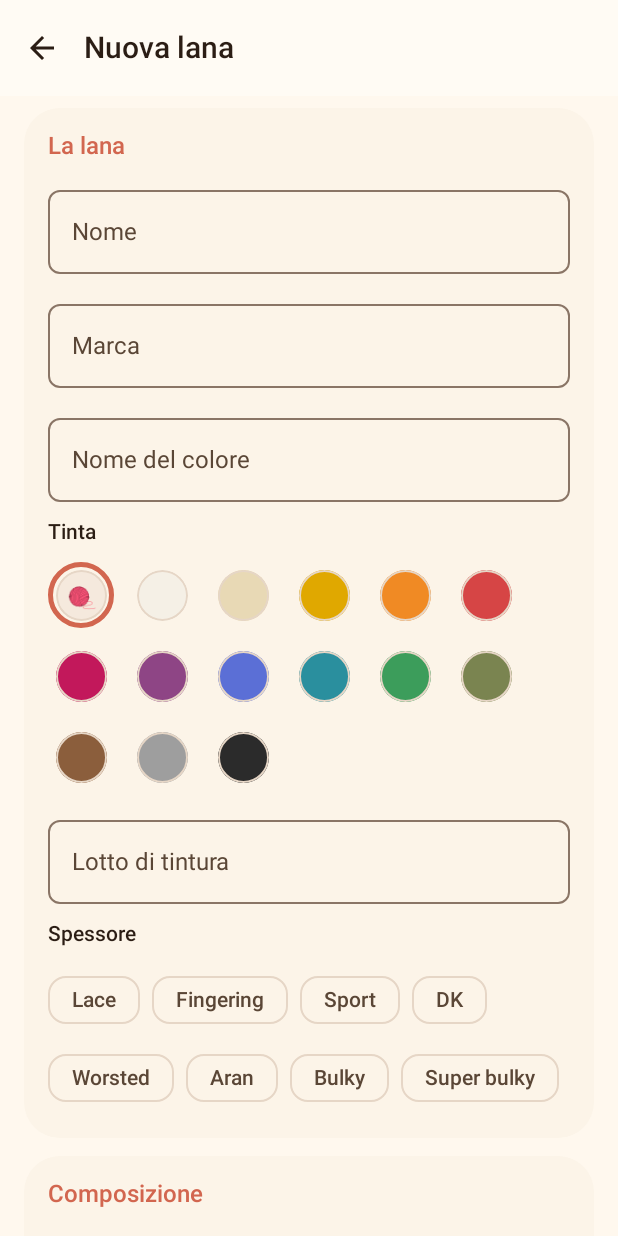
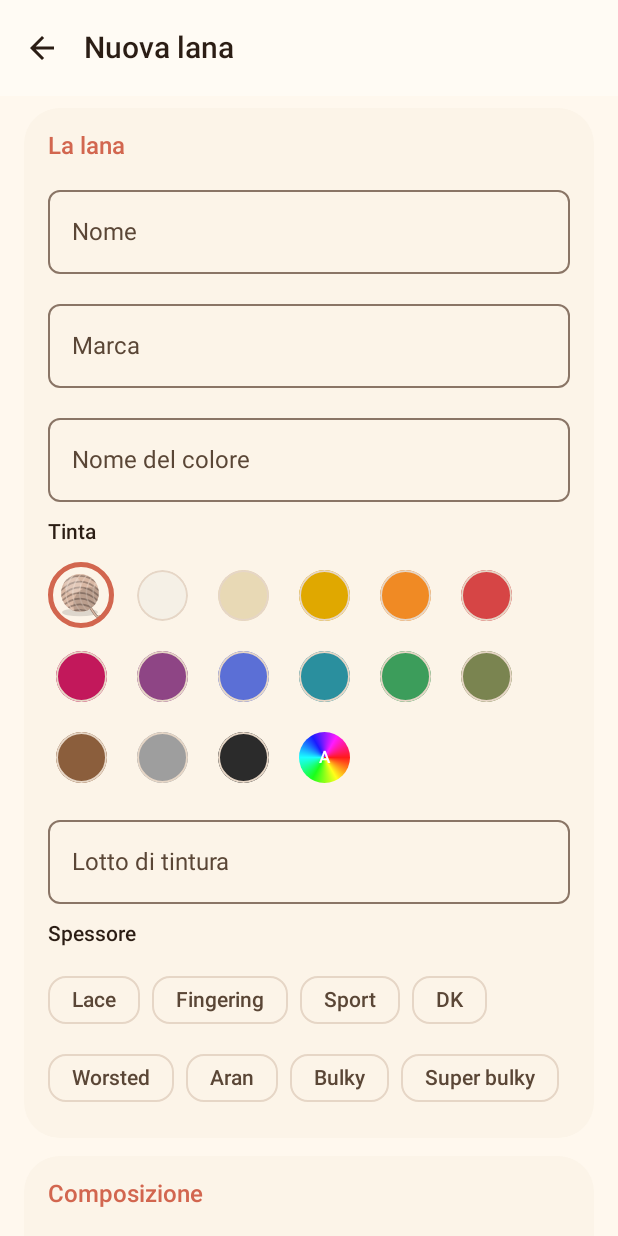
Before and after one commit to MarKco/Majon, an Android app built with Jetpack Compose: the composable YarnEditScreen shown on its own in the app's theme, on a phone screen of 412 x 824 dp. Run offline under Robolectric (Android 15) with nearby library versions, the phone set to English and light mode, and no system bars; our stand-ins replace Dagger/Hilt's generated code, Material 3 Expressive styles (plain Material 3 is drawn); 2 statements that could not run were skipped.

Commit message:
Custom yarn colour picker, hand-drawn yarn ball, new project opens on its detail
- 'Other' colour in the yarn editor opens a continuous picker (hue,
  saturation, brightness) with a live preview; HSV maths is pure and tested.
- A hand-drawn yarn ball, tinted with the yarn's colour, replaces the emoji.
- After creating a project the app opens its detail instead of the list.

Co-Authored-By: Claude Sonnet 5.5 <noreply@anthropic.com>

```diff
--- a/app/src/main/java/com/ilsecondodasinistra/majon/domain/model/Stash.kt
+++ b/app/src/main/java/com/ilsecondodasinistra/majon/domain/model/Stash.kt
@@ -146,3 +146,40 @@ fun formatDecimalInput(value: Double): String {
     val decimals = if (frac % 10 == 0) "${frac / 10}" else frac.toString().padStart(2, '0')
     return "$whole.$decimals"
 }
+
+/** Opaque ARGB from hue (degrees, wraps), saturation and value (0..1). */
+fun hsvToArgb(hue: Float, saturation: Float, value: Float): Int {
+    val h = ((hue % 360f) + 360f) % 360f
+    val s = saturation.coerceIn(0f, 1f)
+    val v = value.coerceIn(0f, 1f)
+    val c = v * s
+    val x = c * (1f - kotlin.math.abs((h / 60f) % 2f - 1f))
+    val m = v - c
+    val (r, g, b) = when {
+        h < 60f -> Triple(c, x, 0f)
+        h < 120f -> Triple(x, c, 0f)
+        h < 180f -> Triple(0f, c, x)
+        h < 240f -> Triple(0f, x, c)
+        h < 300f -> Triple(x, 0f, c)
+        else -> Triple(c, 0f, x)
+    }
+    fun ch(f: Float) = ((f + m) * 255f).roundToInt().coerceIn(0, 255)
+    return (0xFF shl 24) or (ch(r) shl 16) or (ch(g) shl 8) or ch(b)
+}
+
+/** Hue (degrees), saturation and value (0..1) of an ARGB colour; the alpha is ignored. */
+fun argbToHsv(argb: Int): Triple<Float, Float, Float> {
+    val r = ((argb shr 16) and 0xFF) / 255f
+    val g = ((argb shr 8) and 0xFF) / 255f
+    val b = (argb and 0xFF) / 255f
+    val max = maxOf(r, g, b)
+    val min = minOf(r, g, b)
+    val d = max - min
+    val h = when {
+        d == 0f -> 0f
+        max == r -> 60f * (((g - b) / d) % 6f)
+        max == g -> 60f * ((b - r) / d + 2f)
+        else -> 60f * ((r - g) / d + 4f)
+    }
+    return Triple(if (h < 0f) h + 360f else h, if (max == 0f) 0f else d / max, max)
+}
--- /dev/null
+++ b/app/src/main/java/com/ilsecondodasinistra/majon/ui/components/YarnBall.kt
@@ -0,0 +1,69 @@
+package com.ilsecondodasinistra.majon.ui.components
+
+import androidx.compose.foundation.Canvas
+import androidx.compose.foundation.layout.size
+import androidx.compose.runtime.Composable
+import androidx.compose.ui.Modifier
+import androidx.compose.ui.geometry.Offset
+import androidx.compose.ui.geometry.Size
+import androidx.compose.ui.graphics.Color
+import androidx.compose.ui.graphics.Path
+import androidx.compose.ui.graphics.StrokeCap
+import androidx.compose.ui.graphics.drawscope.clipPath
+import androidx.compose.ui.graphics.drawscope.Stroke
+import androidx.compose.ui.graphics.lerp
+import androidx.compose.ui.unit.Dp
+import androidx.compose.ui.unit.dp
+
+/**
+ * A ball of yarn drawn by hand: round, wrapped in crossing strands (a darker and a lighter shade of [color]),
+ * a soft highlight, a shadow below and a loose end trailing off.
+ */
+@Composable
+fun YarnBall(color: Color, modifier: Modifier = Modifier, size: Dp = 56.dp) {
+    Canvas(modifier.size(size)) {
+        val s = this.size.minDimension
+        val c = Offset(s * 0.47f, s * 0.45f)
+        val r = s * 0.37f
+        val dark = lerp(color, Color.Black, 0.28f)
+        val light = lerp(color, Color.White, 0.35f)
+
+        // Shadow on the table
+        drawOval(Color.Black.copy(alpha = 0.12f), topLeft = Offset(c.x - r * 0.95f, c.y + r * 0.82f), size = Size(r * 1.9f, r * 0.42f))
+
+        // The tail first, so the ball sits over its start
+        val tail = Path().apply {
+            moveTo(c.x + r * 0.55f, c.y + r * 0.78f)
+            cubicTo(c.x + r * 0.9f, c.y + r * 1.25f, s * 0.78f, s * 0.98f, s * 0.97f, s * 0.86f)
+        }
+        drawPath(tail, dark, style = Stroke(width = s * 0.05f, cap = StrokeCap.Round))
+        drawPath(tail, color, style = Stroke(width = s * 0.028f, cap = StrokeCap.Round))
+
+        drawCircle(color, radius = r, center = c)
+
+        val ball = Path().apply { addOval(androidx.compose.ui.geometry.Rect(c, r)) }
+        clipPath(ball) {
+            // Strands wrapping around, bending one way...
+            for (i in -4..4) {
+                val shift = i * r * 0.30f
+                val strand = Path().apply {
+                    moveTo(c.x - r * 1.1f, c.y + shift + r * 0.55f)
+                    quadraticTo(c.x, c.y + shift - r * 0.55f, c.x + r * 1.1f, c.y + shift + r * 0.55f)
+                }
+                drawPath(strand, dark.copy(alpha = 0.75f), style = Stroke(width = s * 0.034f, cap = StrokeCap.Round))
+            }
+            // ...and crossing them the other way
+            for (i in -3..3) {
+                val shift = i * r * 0.36f
+                val strand = Path().apply {
+                    moveTo(c.x + shift + r * 0.5f, c.y - r * 1.1f)
+                    quadraticTo(c.x + shift - r * 0.55f, c.y, c.x + shift + r * 0.5f, c.y + r * 1.1f)
+                }
+                drawPath(strand, light.copy(alpha = 0.55f), style = Stroke(width = s * 0.026f, cap = StrokeCap.Round))
+            }
+            // Roundness: a soft light from the top left and a shade at the bottom right
+            drawCircle(Color.White.copy(alpha = 0.22f), radius = r * 0.45f, center = Offset(c.x - r * 0.38f, c.y - r * 0.42f))
+            drawCircle(Color.Black.copy(alpha = 0.14f), radius = r * 0.9f, center = Offset(c.x + r * 0.55f, c.y + r * 0.6f))
+        }
+    }
+}
--- a/app/src/main/java/com/ilsecondodasinistra/majon/ui/editproject/EditProjectScreen.kt
+++ b/app/src/main/java/com/ilsecondodasinistra/majon/ui/editproject/EditProjectScreen.kt
@@ -58,14 +58,15 @@ import com.ilsecondodasinistra.majon.ui.theme.toColor
 @Composable
 fun EditProjectScreen(
     onBack: () -> Unit,
-    onSaved: () -> Unit,
+    /** Called with the project's id once saved; the flag tells whether it was just created. */
+    onSaved: (projectId: Long, isNew: Boolean) -> Unit,
     viewModel: EditProjectViewModel = hiltViewModel(),
 ) {
     val form by viewModel.form.collectAsStateWithLifecycle()
     val savedEvent by viewModel.savedEvent.collectAsStateWithLifecycle()
 
     LaunchedEffect(savedEvent) {
-        if (savedEvent != null) onSaved()
+        savedEvent?.let { id -> onSaved(id, !form.isEditing) }
     }
 
     Scaffold(
--- a/app/src/main/java/com/ilsecondodasinistra/majon/ui/stash/StashComponents.kt
+++ b/app/src/main/java/com/ilsecondodasinistra/majon/ui/stash/StashComponents.kt
@@ -67,19 +67,27 @@ fun needleSizeText(needle: Needle): String =
     needle.sizeMm?.let { stringResource(R.string.diagram_needles, formatMillimeters(it, decimalSeparator())) }
         ?: stringResource(R.string.needle_unknown_size)
 
-/** A round colour dot (the yarn's colour), or a neutral ring when no colour is set. */
+/**
+ * The yarn's colour: a little ball of yarn in that colour (a neutral one when no colour is set), or, with [flat],
+ * a plain round swatch (used for the choices in the colour picker).
+ */
 @Composable
-fun ColorDot(argb: Int?, size: Dp = 40.dp, modifier: Modifier = Modifier) {
-    val outline = MaterialTheme.colorScheme.outlineVariant
-    Box(
-        modifier
-            .size(size)
-            .clip(CircleShape)
-            .background(if (argb != null) Color(argb) else MaterialTheme.colorScheme.surfaceVariant)
-            .border(1.dp, outline, CircleShape),
-        contentAlignment = Alignment.Center,
-    ) {
-        if (argb == null) Text("🧶", style = MaterialTheme.typography.titleMedium)
+fun ColorDot(argb: Int?, size: Dp = 40.dp, modifier: Modifier = Modifier, flat: Boolean = false) {
+    if (flat && argb != null) {
+        Box(
+            modifier
+                .size(size)
+                .clip(CircleShape)
+                .background(Color(argb))
+                .border(1.dp, MaterialTheme.colorScheme.outlineVariant, CircleShape),
+        )
+    } else {
+        // Without a colour: a warm neutral, so the ball still reads as yarn
+        com.ilsecondodasinistra.majon.ui.components.YarnBall(
+            color = if (argb != null) Color(argb) else Color(0xFFD9B8A4),
+            modifier = modifier,
+            size = size,
+        )
     }
 }
 
--- a/app/src/main/java/com/ilsecondodasinistra/majon/ui/stash/YarnEditScreen.kt
+++ b/app/src/main/java/com/ilsecondodasinistra/majon/ui/stash/YarnEditScreen.kt
@@ -5,6 +5,7 @@ import androidx.activity.compose.rememberLauncherForActivityResult
 import androidx.activity.result.PickVisualMediaRequest
 import androidx.activity.result.contract.ActivityResultContracts
 import androidx.compose.foundation.Image
+import androidx.compose.foundation.background
 import androidx.compose.foundation.border
 import androidx.compose.foundation.clickable
 import androidx.compose.foundation.layout.Arrangement
@@ -82,6 +83,17 @@ fun YarnEditScreen(
     val scope = androidx.compose.runtime.rememberCoroutineScope()
 
     LaunchedEffect(viewModel) { viewModel.saved.collect { onSaved() } }
+    var showPicker by androidx.compose.runtime.saveable.rememberSaveable { androidx.compose.runtime.mutableStateOf(false) }
+    if (showPicker) {
+        ColorPickerDialog(
+            initialArgb = form.colorArgb,
+            onDismiss = { showPicker = false },
+            onConfirm = { argb ->
+                viewModel.update { it.copy(colorArgb = argb) }
+                showPicker = false
+            },
+        )
+    }
 
     // The picked picture is copied into the app's own storage, so it survives the source going away
     val picker = rememberLauncherForActivityResult(ActivityResultContracts.PickVisualMedia()) { uri: Uri? ->
@@ -140,6 +152,9 @@ fun YarnEditScreen(
                 YarnColorChoices.forEach { argb ->
                     ColorChoice(argb = argb, selected = form.colorArgb == argb) { viewModel.update { it.copy(colorArgb = argb) } }
                 }
+                // Any other colour: a swatch ring that opens the continuous picker; shows the chosen custom colour
+                val custom = form.colorArgb?.takeIf { it !in YarnColorChoices }
+                CustomColorChoice(custom = custom) { showPicker = true }
             }
             TextField2(form.dyeLot, R.string.yarn_dye_lot) { v -> viewModel.update { it.copy(dyeLot = v) } }
 
@@ -240,7 +255,28 @@ private fun ColorChoice(argb: Int?, selected: Boolean, onClick: () -> Unit) {
         Modifier.size(44.dp).border(3.dp, ring, CircleShape).padding(4.dp).clickable(onClick = onClick),
         contentAlignment = Alignment.Center,
     ) {
-        ColorDot(argb, size = 34.dp)
+        ColorDot(argb, size = 34.dp, flat = true)
+    }
+}
+
+/** The "other colour" choice: a rainbow ring, with the custom colour inside once one is picked. */
+@Composable
+private fun CustomColorChoice(custom: Int?, onClick: () -> Unit) {
+    val ring = if (custom != null) MaterialTheme.colorScheme.primary else Color.Transparent
+    Box(
+        Modifier.size(44.dp).border(3.dp, ring, CircleShape).padding(4.dp).clickable(onClick = onClick),
+        contentAlignment = Alignment.Center,
+    ) {
+        Box(
+            Modifier
+                .size(34.dp)
+                .clip(CircleShape)
+                .background(androidx.compose.ui.graphics.Brush.sweepGradient((0..6).map { Color(com.ilsecondodasinistra.majon.domain.model.hsvToArgb(it * 60f, 0.9f, 1f)) })),
+            contentAlignment = Alignment.Center,
+        ) {
+            if (custom != null) Box(Modifier.size(18.dp).clip(CircleShape).background(Color(custom)).border(1.dp, Color.White, CircleShape))
+            else Text(stringResource(R.string.yarn_color_other).take(1), style = MaterialTheme.typography.labelSmall, color = Color.White)
+        }
     }
 }
 
--- a/app/src/main/res/values/strings.xml
+++ b/app/src/main/res/values/strings.xml
@@ -407,4 +407,9 @@
     <string name="finish_skeins_label">Gomitoli di %1$s (ne avevi %2$s)</string>
     <string name="finish_confirm">Scala dallo stash</string>
     <string name="finish_skip">Salta</string>
+    <string name="yarn_color_other">Altro</string>
+    <string name="color_pick_title">Scegli la tinta</string>
+    <string name="color_hue">Tonalità</string>
+    <string name="color_saturation">Saturazione</string>
+    <string name="color_brightness">Luminosità</string>
 </resources>
```
Also changed, not shown: app/src/main/java/com/ilsecondodasinistra/majon/ui/editproject/EditProjectViewModel.kt (+6 -4 lines), app/src/main/java/com/ilsecondodasinistra/majon/ui/navigation/MajonNavGraph.kt (+10 -1 lines), app/src/main/java/com/ilsecondodasinistra/majon/ui/stash/ColorPicker.kt (added, +125 -0 lines), 3 other files.
